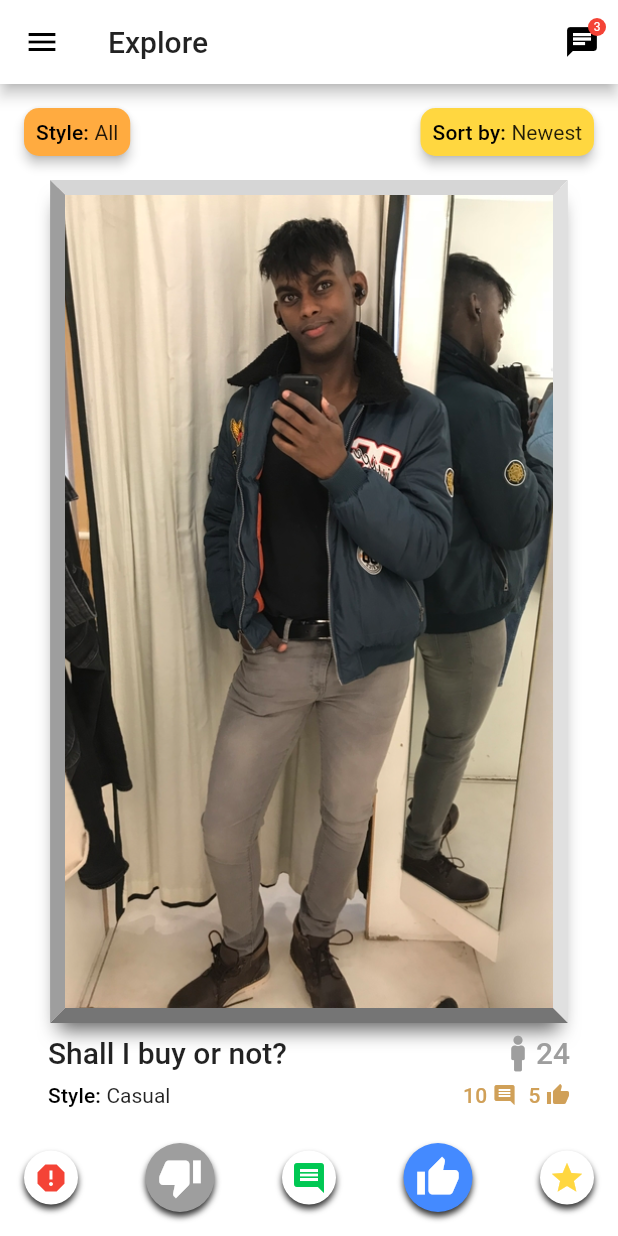
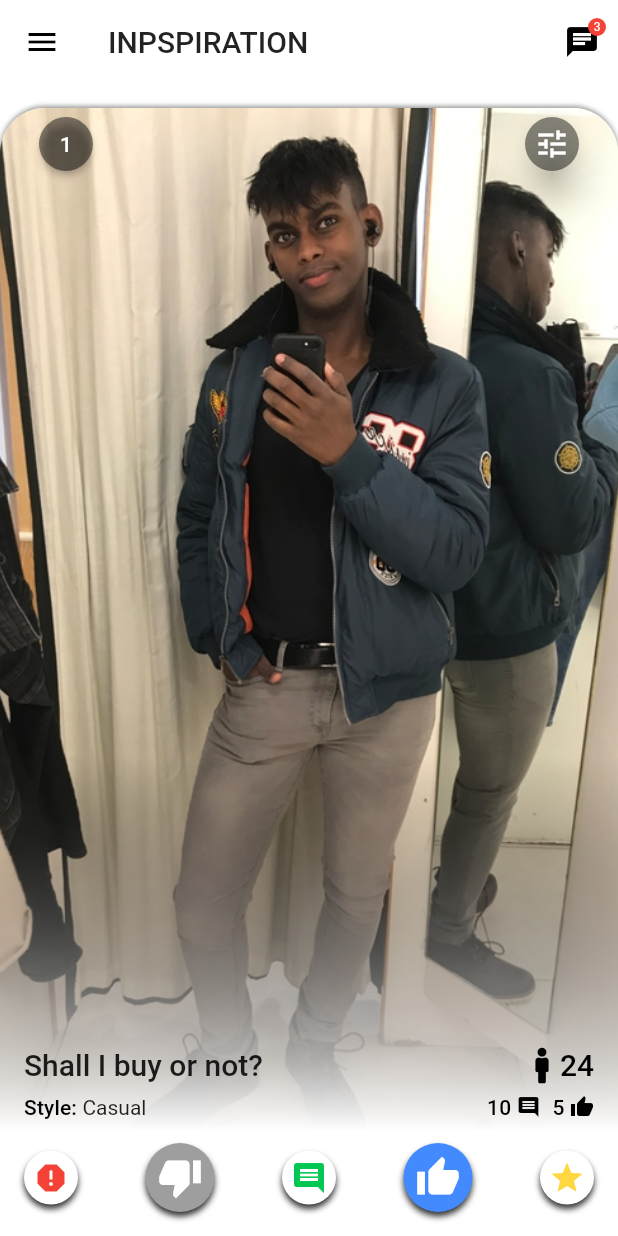
Before and after one commit to hussien4321/FireFit-Flutter, a Flutter app: the screen it shows after launch, on a phone screen of 412 x 824 dp. Run offline on Flutter 3.47's test engine with Material 2 defaults, Android fonts, the phone set to English and light mode, and no system bars; drawn by our look-alikes of flutter_inner_drawer, hidden_drawer_menu; our stand-ins replace font_awesome_flutter.

Commit message:
Redesigning front page UI with full-screen style

```diff
--- /dev/null
+++ b/lib/overriden_libraries/hidden_drawer.dart
@@ -0,0 +1,72 @@
+import 'package:flutter/material.dart';
+import 'package:hidden_drawer_menu/hidden_drawer/hidden_drawer_menu.dart';
+import 'package:hidden_drawer_menu/simple_hidden_drawer/simple_hidden_drawer.dart';
+
+class HiddenDrawerCustom extends HiddenDrawerMenu {
+
+
+  HiddenDrawerCustom({
+    screens,
+    initPositionSelected = 0,
+    backgroundColorAppBar,
+    elevationAppBar = 4.0,
+    iconMenuAppBar = const Icon(Icons.menu),
+    backgroundMenu,
+    backgroundColorMenu,
+    backgroundColorContent = Colors.white,
+    whithAutoTittleName = true,
+    styleAutoTittleName,
+    actionsAppBar,
+    tittleAppBar,
+    enableShadowItensMenu = false,
+    curveAnimation = Curves.decelerate,
+    isDraggable = true,
+    enablePerspective = false,
+    slidePercent = 80.0,
+    verticalScalePercent = 80.0,
+    contentCornerRadius = 10.0,
+  }) : super(
+    screens: screens,
+    initPositionSelected: initPositionSelected,
+    backgroundColorAppBar: backgroundColorAppBar,
+    elevationAppBar: elevationAppBar,
+    iconMenuAppBar: iconMenuAppBar,
+    backgroundMenu: backgroundMenu,
+    slidePercent: slidePercent,
+    verticalScalePercent: verticalScalePercent,
+    backgroundColorMenu: backgroundColorMenu,
+    curveAnimation: curveAnimation,
+    isDraggable: isDraggable,
+    actionsAppBar: actionsAppBar,
+  );
+
+  @override
+  Widget build(BuildContext context) {
+    return SimpleHiddenDrawer(
+      isDraggable: isDraggable,
+      curveAnimation: curveAnimation,
+      slidePercent: slidePercent,
+      verticalScalePercent: verticalScalePercent,
+      contentCornerRadius: contentCornerRadius,
+      menu: buildMenu(),
+      screenSelectedBuilder: (position,bloc){
+        return Scaffold(
+          backgroundColor: backgroundColorContent,
+          appBar: AppBar(
+            backgroundColor: backgroundColorAppBar,
+            elevation: elevationAppBar,
+            title: getTittleAppBar(position),
+            leading: new IconButton(
+                icon: iconMenuAppBar,
+                onPressed: () {
+                  bloc.toggle();
+                }),
+            actions: actionsAppBar,
+          ),
+          body: screens[position].screen,
+        );
+      },
+    );
+  }
+
+}
--- a/lib/screens/explore_screen.dart
+++ b/lib/screens/explore_screen.dart
@@ -12,8 +12,11 @@ class ExploreScreen extends StatefulWidget {
 
 class _ExploreScreenState extends State<ExploreScreen> {
 
+  final Color imageOverlayColor = Colors.white;
+
   List<Outfit> outfits = mockedOutfits;
 
+  int itemNumber = 1;
   int currentIndex=0;
   int nextIndex=1;
 
@@ -23,98 +26,102 @@ class _ExploreScreenState extends State<ExploreScreen> {
       width: double.infinity,
       height: double.infinity,
       color: Colors.transparent,
-      child: Padding(
-        padding: EdgeInsets.all(16.0),
-        child: Column(
+      child: Container(
+        decoration: BoxDecoration(
+          borderRadius: BorderRadius.vertical(top: Radius.circular(10.0))
+        ),
+        padding: EdgeInsets.only(top: 16.0),
+        child: Stack(
           children: <Widget>[
-            _searchTerms(),
-            Expanded(
-              child: MagicMirror(
+            _buildOutfitViewAndOptions(
+              outfitView: OutfitDisplayer(
                 currentOutfit: outfits[currentIndex],
                 nextOutfit: outfits[nextIndex],
                 thickness: 10,
                 onNextPicShown: _incrementIndexes,
+                backgroundColor: imageOverlayColor,
               ),
+              options: _buildActionBar(),
             ),
-            _buildActionBar(),
+            _searchManipulatorButtons(),
           ],
         )
       ),
     );
   }
 
-  //TODO: OADD DIALOGS FOR TERMS
-  Widget _searchTerms(){
-    return Row(
-      mainAxisAlignment: MainAxisAlignment.spaceBetween,
+  Widget _buildOutfitViewAndOptions({
+    Widget outfitView,
+    Widget options,
+  }){
+    return Container(
+      decoration: BoxDecoration(
+        borderRadius: BorderRadius.vertical(top: Radius.circular(30.0)),
+        boxShadow: [
+          BoxShadow(
+            color: Colors.black.withOpacity(0.4),
+            blurRadius: 2,
+            offset: Offset(0, -1)
+          )
+        ],
+      ),
+      child: ClipRRect(
+        borderRadius: BorderRadius.vertical(top: Radius.circular(30.0)),
+        child: Container(
+          color: imageOverlayColor,
+          child: Column(
             children: <Widget>[
-        Material(
-          borderRadius: BorderRadius.circular(10.0),
-          color: Colors.orangeAccent,
-          elevation: 3.0,
-          child: InkWell(
-            borderRadius: BorderRadius.circular(10.0),
-            onTap: () {},
-            child: Container(
-              padding: EdgeInsets.all(8.0),
-              child: RichText(
-                text: TextSpan(
-                  children: [
-                    TextSpan(
-                      text: 'Style: ',
-                      style: Theme.of(context).textTheme.subtitle
+              Expanded(
+                child: outfitView
               ),
-                    TextSpan(
-                      text: 'All',//TODO: DESIGN UI FOR STYLES (WHEEL??)
-                      style: Theme.of(context).textTheme.body1
-                    )
-                  ]
-                ),
-              )
+              options,
+            ],
           ),
         ),
       ),
-        Material(
-          borderRadius: BorderRadius.circular(10.0),
-          color: Colors.amberAccent,
-          elevation: 3.0,
-          child: InkWell(
-            borderRadius: BorderRadius.circular(10.0),
-            onTap: () {},
-            child: Container(
-              padding: EdgeInsets.all(8.0),
-              child: RichText(
-                text: TextSpan(
-                  children: [
-                    TextSpan(
-                      text: 'Sort by: ',
-                      style: Theme.of(context).textTheme.subtitle
+    );
+  }
+
+  Widget _searchManipulatorButtons(){
+    return Row(
+      mainAxisSize: MainAxisSize.max,
+      mainAxisAlignment: MainAxisAlignment.spaceBetween,
+      children: <Widget>[
+        RawMaterialButton(
+          onPressed: () {},
+          fillColor: Colors.black45,
+          child: Text(
+            '$itemNumber',
+            style: Theme.of(context).textTheme.subtitle.apply(color: Colors.white),
           ),
-                    TextSpan(
-                      text: 'Newest',
-                      style: Theme.of(context).textTheme.body1
-                    )
-                  ]
+          shape: CircleBorder(),
         ),
-              )
+        RawMaterialButton(
+          onPressed: () {},
+          fillColor: Colors.black45,
+          child: Icon(
+            Icons.tune,
+            color: Colors.white,
           ),
-          ),
+          shape: CircleBorder(),
+          elevation: 10.0,
         ),
       ],
     );
   }
 
-
   _incrementIndexes(){
     setState(() {
       currentIndex = nextIndex;
       nextIndex = nextIndex==outfits.length-1? 0 : nextIndex+1;
+      itemNumber = itemNumber+1;
     });
   }
 
   Widget _buildActionBar() {
-    return Padding(
-      padding: EdgeInsets.all(0.0),
+    return Container(
+      color: imageOverlayColor,
+      padding: EdgeInsets.only(bottom: 16.0, left: 16.0, right: 16.0, top: 8.0),
       child: Row(
         mainAxisSize: MainAxisSize.max,
         mainAxisAlignment: MainAxisAlignment.spaceBetween,
@@ -195,24 +202,26 @@ class _ExploreScreenState extends State<ExploreScreen> {
   }
 }
 
-class MagicMirror extends StatefulWidget {
+class OutfitDisplayer extends StatefulWidget {
   final Outfit currentOutfit;
   final Outfit nextOutfit;
   final double thickness;
   final VoidCallback onNextPicShown;
+  final Color backgroundColor;
 
-  MagicMirror({
+  OutfitDisplayer({
     this.currentOutfit,
     this.nextOutfit,
     this.thickness = 6,
     this.onNextPicShown,
+    this.backgroundColor,
   });
 
   @override
-  _MagicMirrorState createState() => _MagicMirrorState();
+  _OutfitDisplayerState createState() => _OutfitDisplayerState();
 }
 
-class _MagicMirrorState extends State<MagicMirror> with SingleTickerProviderStateMixin {
+class _OutfitDisplayerState extends State<OutfitDisplayer> with SingleTickerProviderStateMixin {
 
   int currentOutfitId;
 
@@ -220,7 +229,6 @@ class _MagicMirrorState extends State<MagicMirror> with SingleTickerProviderStat
   AnimationController blurringTransitionController;
 
   final double maxBlurSigma = 10.0;
-
   @override
   void initState() {
     thickness = widget.thickness;
@@ -248,7 +256,7 @@ class _MagicMirrorState extends State<MagicMirror> with SingleTickerProviderStat
   }
 
   @override
-  void didUpdateWidget(MagicMirror oldWidget) {
+  void didUpdateWidget(OutfitDisplayer oldWidget) {
     if(oldWidget.currentOutfit.id != widget.currentOutfit.id){
       setState(() {
        currentOutfitId = widget.currentOutfit.id;
@@ -260,20 +268,22 @@ class _MagicMirrorState extends State<MagicMirror> with SingleTickerProviderStat
   @override
   Widget build(BuildContext context) {
     return Container(
-      margin: EdgeInsets.symmetric(vertical: 16.0),
-      child: Column(
+      // margin: EdgeInsets.symmetric(vertical: 16.0),
+      child: Stack(
         children: <Widget>[
-          Expanded(
-            child: Row(
-              children: <Widget>[
-                Expanded(
-                  child: Center(
-                    child: GestureDetector(
+          _buildOutfitSplash(),
+          _buildOutfitInfo()
+        ],
+      ),
+    );
+  }
+
+  Widget _buildOutfitSplash() {
+    return GestureDetector(
       onVerticalDragUpdate: (s) => _switchToNextImage(),
       onTap: openDetailedImage,
       child: Hero(
         tag:widget.currentOutfit.images.first,
-                        child: MirrorFrame(
         child: Stack(
           children: <Widget>[
             _buildPicture(widget.currentOutfit),
@@ -288,16 +298,6 @@ class _MagicMirrorState extends State<MagicMirror> with SingleTickerProviderStat
             ),
           ],
         ),
-                        ),
-                      ),
-                    ),
-                  ),
-                ),
-              ],
-            ),
-          ),
-          _buildOutfitInfo(),
-        ],
       ),
     );
   }
@@ -328,7 +328,29 @@ class _MagicMirrorState extends State<MagicMirror> with SingleTickerProviderStat
   }
 
   Widget _buildOutfitInfo() {
-    return Opacity(
+    return Positioned(
+      bottom: 0,
+      left: 0,
+      right: 0,
+      child: Container(
+        height:250,
+        decoration: BoxDecoration(
+          gradient: LinearGradient(
+            colors: [
+              Colors.transparent,
+              widget.backgroundColor,
+            ],
+            begin: Alignment.topCenter,
+            end: Alignment.bottomCenter,
+          )
+        ),
+        child: Column(
+          mainAxisSize: MainAxisSize.min,
+          children: <Widget>[
+            Expanded(
+              child: Container(),
+            ),
+            Opacity(
               opacity: _infoOpacityValue,
               child: Container(
                 padding: EdgeInsets.symmetric(horizontal: 16.0, vertical: 8.0),
@@ -351,11 +373,11 @@ class _MagicMirrorState extends State<MagicMirror> with SingleTickerProviderStat
                             ),
                             Icon(
                               _currentOutfit.poster.genderIsMale ? FontAwesomeIcons.male : FontAwesomeIcons.female,
-                      color: Colors.grey,
+                              color: Colors.black,
                             ),
                             Text(
                               '${_currentOutfit.poster.age}',
-                      style: Theme.of(context).textTheme.title.apply(color: Colors.grey),
+                              style: Theme.of(context).textTheme.title.apply(color: Colors.black),
                             )
                           ],
                         ),
@@ -388,12 +410,12 @@ class _MagicMirrorState extends State<MagicMirror> with SingleTickerProviderStat
                               children: <Widget>[
                                 Text(
                                   '${_currentOutfit.commentsCount} ',
-                          style: Theme.of(context).textTheme.subtitle.apply(color: Color.fromRGBO(208, 160, 88, 1.0)),
+                                  style: Theme.of(context).textTheme.subtitle,
                                 ),
                                 Icon(
                                   Icons.comment,
                                   size: 16,
-                          color: Color.fromRGBO(208, 160, 88, 1.0),
+                                  color: Colors.black,
                                 ),
                               ],
                             ),
@@ -403,18 +425,22 @@ class _MagicMirrorState extends State<MagicMirror> with SingleTickerProviderStat
                             children: <Widget>[
                               Text(
                                 '${_currentOutfit.likesCount} ',
-                        style: Theme.of(context).textTheme.subtitle.apply(color: Color.fromRGBO(208, 160, 88, 1.0)),
+                                style: Theme.of(context).textTheme.subtitle,
                               ),
                               Icon(
                                 Icons.thumb_up,
                                 size: 16,
-                        color: Color.fromRGBO(208, 160, 88, 1.0),
+                                color: Colors.black,
                               ),
                             ]
                           ),
                         ],
                       ),
                     )
+                  ],
+                ),
+              ),
+            ),
           ],
         ),
       ),
@@ -428,7 +454,6 @@ class _MagicMirrorState extends State<MagicMirror> with SingleTickerProviderStat
     end: maxBlurSigma
   ).lerp(blurringTransitionController.value);
 
-  double get _overlaySplashOpacityValue => blurringTransitionController.value;
   double get _infoOpacityValue => (1-blurringTransitionController.value*1.5).clamp(0.0,1.0);
   double get _infoSlideUpValue => (blurringTransitionController.status == AnimationStatus.forward ? 1 : -1) * blurringTransitionController.value * 30 ;
 }
--- a/lib/screens/main_app_bar.dart
+++ b/lib/screens/main_app_bar.dart
@@ -22,23 +22,23 @@ class _MainAppBarState extends State<MainAppBar> {
   @override
   void initState() {
     itens.add(ScreenHiddenDrawer(
-      ItemHiddenMenu(name: "Explore", colorLineSelected: Colors.blue,),
+      ItemHiddenMenu(name: "INPSPIRATION", colorLineSelected: Colors.blue,),
       ExploreScreen()
     ));
     itens.add(ScreenHiddenDrawer(
-      ItemHiddenMenu(name: "Your Feed", colorLineSelected: Colors.blue,),
+      ItemHiddenMenu(name: "FASHION CIRCLE", colorLineSelected: Colors.blue,),
       ExploreScreen()
     ));
     itens.add(ScreenHiddenDrawer(
-      ItemHiddenMenu(name: "Lookbooks", colorLineSelected: Colors.blue,),
+      ItemHiddenMenu(name: "WARDROBE", colorLineSelected: Colors.blue,),
       ExploreScreen()
     ));
     itens.add(ScreenHiddenDrawer(
-      ItemHiddenMenu(name: "Saved outfits", colorLineSelected: Colors.blue,),
+      ItemHiddenMenu(name: "PROFILE", colorLineSelected: Colors.blue,),
       ExploreScreen()
     ));
     itens.add(ScreenHiddenDrawer(
-      ItemHiddenMenu(name: "Settings", colorLineSelected: Colors.blue,),
+      ItemHiddenMenu(name: "SETTINGS", colorLineSelected: Colors.blue,),
       ExploreScreen()
     ));
     super.initState();
@@ -79,8 +79,10 @@ class _MainAppBarState extends State<MainAppBar> {
       screens: screens,
       initPositionSelected: 0,
       slidePercent: 90.0,
+      elevationAppBar: 0.0,
       verticalScalePercent: 60.0,
       isDraggable: false,
+      styleAutoTittleName: TextStyle(),
       actionsAppBar: <Widget>[
         _buildIconButton(context),
       ],
```
Lines whose indentation alone changed are shown as unchanged.
